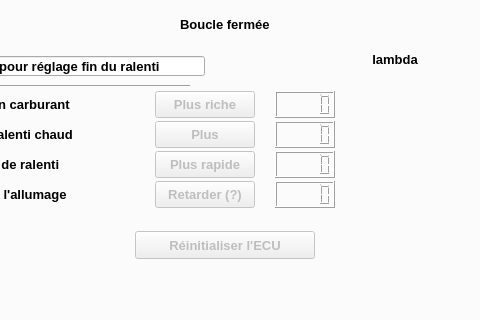
This is mainwindow.ui in mini56/Mems-scan-fr as Qt 5 draws it before an edit; both pictures show x 487 to 967 and y 370 to 690 of the 1300 by 690 pixel window. The edited form follows.
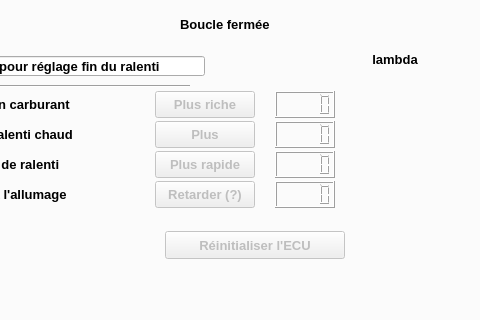
This is the edited form. The open tabs and pages were chosen to show the change. Custom widgets are drawn as their Qt base class.

Patch:
```diff
--- a/mainwindow.ui
+++ b/mainwindow.ui
@@ -1278,7 +1278,7 @@
       </property>
       <property name="geometry">
        <rect>
-        <x>620</x>
+        <x>650</x>
         <y>520</y>
         <width>180</width>
         <height>28</height>
```
